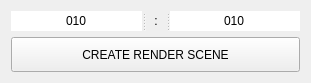
Above: EVE/ui/ui/createScene_Main.ui from kiryha/Houdini before the change. Below: the same form after it.
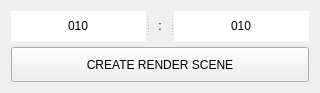
That is the form after the change.

```diff
--- a/EVE/ui/ui/createScene_Main.ui
+++ b/EVE/ui/ui/createScene_Main.ui
@@ -6,8 +6,8 @@
    <rect>
     <x>0</x>
     <y>0</y>
-    <width>311</width>
-    <height>79</height>
+    <width>320</width>
+    <height>85</height>
    </rect>
   </property>
   <property name="windowTitle">
@@ -20,6 +20,12 @@
       <enum>Qt::Horizontal</enum>
      </property>
      <widget class="QLineEdit" name="lin_episode">
+      <property name="minimumSize">
+       <size>
+        <width>0</width>
+        <height>30</height>
+       </size>
+      </property>
       <property name="maximumSize">
        <size>
         <width>1000</width>
@@ -57,6 +63,12 @@
       </property>
      </widget>
      <widget class="QLineEdit" name="lin_shot">
+      <property name="minimumSize">
+       <size>
+        <width>0</width>
+        <height>30</height>
+       </size>
+      </property>
       <property name="maximumSize">
        <size>
         <width>1000</width>
@@ -88,6 +100,19 @@
      </property>
     </widget>
    </item>
+   <item>
+    <spacer name="verticalSpacer">
+     <property name="orientation">
+      <enum>Qt::Vertical</enum>
+     </property>
+     <property name="sizeHint" stdset="0">
+      <size>
+       <width>20</width>
+       <height>40</height>
+      </size>
+     </property>
+    </spacer>
+   </item>
   </layout>
  </widget>
  <resources/>
```
